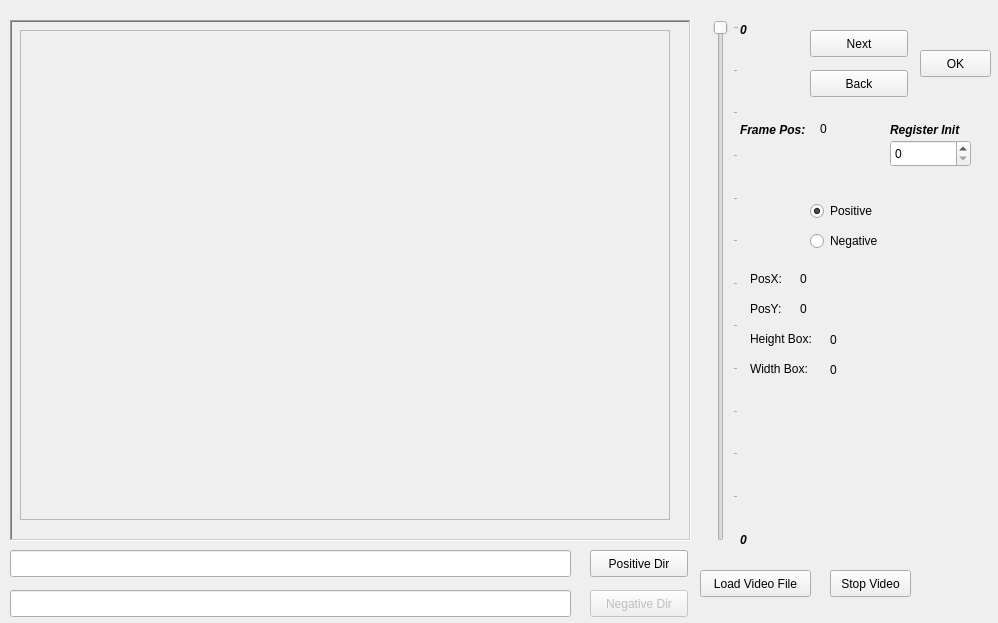
Above: mainwindow.ui from animecomico/gui-training-opencv before the change. Below: the same form after it.
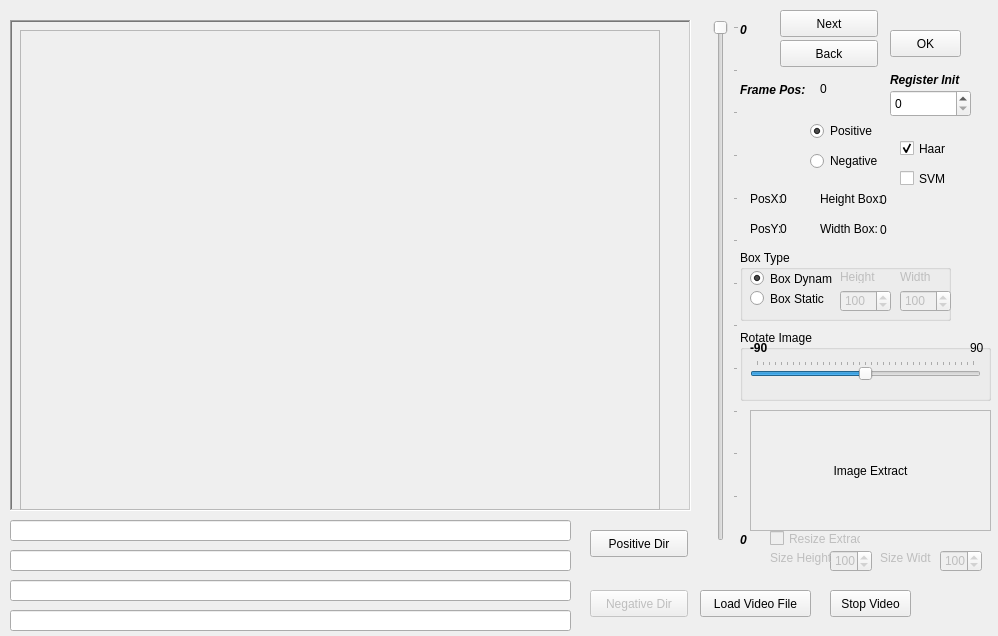
That is the form after the change.

Commit message: -Ajustando la interfaz y codigo para las negativas

```diff
--- a/mainwindow.ui
+++ b/mainwindow.ui
@@ -7,7 +7,7 @@
     <x>0</x>
     <y>0</y>
     <width>998</width>
-    <height>623</height>
+    <height>636</height>
    </rect>
   </property>
   <property name="windowTitle">
@@ -20,7 +20,7 @@
       <x>10</x>
       <y>20</y>
       <width>681</width>
-      <height>521</height>
+      <height>491</height>
      </rect>
     </property>
     <property name="frameShape">
@@ -34,8 +34,8 @@
       <rect>
        <x>10</x>
        <y>10</y>
-       <width>650</width>
-       <height>490</height>
+       <width>640</width>
+       <height>480</height>
       </rect>
      </property>
      <property name="widgetResizable">
@@ -46,8 +46,8 @@
        <rect>
         <x>0</x>
         <y>0</y>
-        <width>648</width>
-        <height>488</height>
+        <width>638</width>
+        <height>478</height>
        </rect>
       </property>
      </widget>
@@ -56,8 +56,8 @@
    <widget class="QPushButton" name="pushButtonNEXT">
     <property name="geometry">
      <rect>
-      <x>810</x>
-      <y>30</y>
+      <x>780</x>
+      <y>10</y>
       <width>98</width>
       <height>27</height>
      </rect>
@@ -69,8 +69,8 @@
    <widget class="QPushButton" name="pushButtonBACK">
     <property name="geometry">
      <rect>
-      <x>810</x>
-      <y>70</y>
+      <x>780</x>
+      <y>40</y>
       <width>98</width>
       <height>27</height>
      </rect>
@@ -82,8 +82,8 @@
    <widget class="QPushButton" name="pushButtonOK">
     <property name="geometry">
      <rect>
-      <x>920</x>
-      <y>50</y>
+      <x>890</x>
+      <y>30</y>
       <width>71</width>
       <height>27</height>
      </rect>
@@ -96,7 +96,7 @@
     <property name="geometry">
      <rect>
       <x>810</x>
-      <y>200</y>
+      <y>120</y>
       <width>101</width>
       <height>22</height>
      </rect>
@@ -112,7 +112,7 @@
     <property name="geometry">
      <rect>
       <x>810</x>
-      <y>230</y>
+      <y>150</y>
       <width>116</width>
       <height>22</height>
      </rect>
@@ -125,9 +125,9 @@
     <property name="geometry">
      <rect>
       <x>10</x>
-      <y>550</y>
+      <y>520</y>
       <width>561</width>
-      <height>27</height>
+      <height>21</height>
      </rect>
     </property>
    </widget>
@@ -135,9 +135,9 @@
     <property name="geometry">
      <rect>
       <x>10</x>
-      <y>590</y>
+      <y>550</y>
       <width>561</width>
-      <height>27</height>
+      <height>21</height>
      </rect>
     </property>
    </widget>
@@ -145,7 +145,7 @@
     <property name="geometry">
      <rect>
       <x>590</x>
-      <y>550</y>
+      <y>530</y>
       <width>98</width>
       <height>27</height>
      </rect>
@@ -174,7 +174,7 @@
     <property name="geometry">
      <rect>
       <x>700</x>
-      <y>570</y>
+      <y>590</y>
       <width>111</width>
       <height>27</height>
      </rect>
@@ -224,7 +224,7 @@
     <property name="geometry">
      <rect>
       <x>740</x>
-      <y>120</y>
+      <y>80</y>
       <width>81</width>
       <height>20</height>
      </rect>
@@ -244,8 +244,8 @@
     <property name="geometry">
      <rect>
       <x>820</x>
-      <y>120</y>
-      <width>81</width>
+      <y>80</y>
+      <width>51</width>
       <height>17</height>
      </rect>
     </property>
@@ -297,7 +297,7 @@
     <property name="geometry">
      <rect>
       <x>750</x>
-      <y>270</y>
+      <y>190</y>
       <width>41</width>
       <height>17</height>
      </rect>
@@ -310,7 +310,7 @@
     <property name="geometry">
      <rect>
       <x>750</x>
-      <y>300</y>
+      <y>220</y>
       <width>41</width>
       <height>17</height>
      </rect>
@@ -322,9 +322,9 @@
    <widget class="QLabel" name="label_3">
     <property name="geometry">
      <rect>
-      <x>750</x>
-      <y>330</y>
-      <width>81</width>
+      <x>820</x>
+      <y>190</y>
+      <width>61</width>
       <height>17</height>
      </rect>
     </property>
@@ -335,9 +335,9 @@
    <widget class="QLabel" name="label_4">
     <property name="geometry">
      <rect>
-      <x>750</x>
-      <y>360</y>
-      <width>81</width>
+      <x>820</x>
+      <y>220</y>
+      <width>61</width>
       <height>17</height>
      </rect>
     </property>
@@ -348,9 +348,9 @@
    <widget class="QLabel" name="labelPosXi">
     <property name="geometry">
      <rect>
-      <x>800</x>
-      <y>270</y>
-      <width>111</width>
+      <x>780</x>
+      <y>190</y>
+      <width>41</width>
       <height>17</height>
      </rect>
     </property>
@@ -361,9 +361,9 @@
    <widget class="QLabel" name="labelPosYi">
     <property name="geometry">
      <rect>
-      <x>800</x>
-      <y>300</y>
-      <width>111</width>
+      <x>780</x>
+      <y>220</y>
+      <width>41</width>
       <height>17</height>
      </rect>
     </property>
@@ -374,9 +374,9 @@
    <widget class="QLabel" name="labelHeightBox">
     <property name="geometry">
      <rect>
-      <x>830</x>
-      <y>330</y>
-      <width>81</width>
+      <x>880</x>
+      <y>190</y>
+      <width>41</width>
       <height>20</height>
      </rect>
     </property>
@@ -387,9 +387,9 @@
    <widget class="QLabel" name="labelWidthBox">
     <property name="geometry">
      <rect>
-      <x>830</x>
-      <y>360</y>
-      <width>81</width>
+      <x>880</x>
+      <y>220</y>
+      <width>41</width>
       <height>20</height>
      </rect>
     </property>
@@ -401,7 +401,7 @@
     <property name="geometry">
      <rect>
       <x>890</x>
-      <y>140</y>
+      <y>90</y>
       <width>81</width>
       <height>27</height>
      </rect>
@@ -414,7 +414,7 @@
     <property name="geometry">
      <rect>
       <x>830</x>
-      <y>570</y>
+      <y>590</y>
       <width>81</width>
       <height>27</height>
      </rect>
@@ -427,7 +427,7 @@
     <property name="geometry">
      <rect>
       <x>890</x>
-      <y>120</y>
+      <y>70</y>
       <width>81</width>
       <height>20</height>
      </rect>
@@ -446,6 +446,433 @@
      <string>Register Init</string>
     </property>
    </widget>
+   <widget class="QGroupBox" name="groupBox">
+    <property name="geometry">
+     <rect>
+      <x>740</x>
+      <y>250</y>
+      <width>211</width>
+      <height>71</height>
+     </rect>
+    </property>
+    <property name="title">
+     <string>Box Type</string>
+    </property>
+    <widget class="QRadioButton" name="radioButtonBoxStatic">
+     <property name="geometry">
+      <rect>
+       <x>10</x>
+       <y>40</y>
+       <width>82</width>
+       <height>17</height>
+      </rect>
+     </property>
+     <property name="text">
+      <string>Box Static</string>
+     </property>
+    </widget>
+    <widget class="QRadioButton" name="radioButtonBoxDynamic">
+     <property name="geometry">
+      <rect>
+       <x>10</x>
+       <y>20</y>
+       <width>82</width>
+       <height>17</height>
+      </rect>
+     </property>
+     <property name="text">
+      <string>Box Dynamic</string>
+     </property>
+     <property name="checked">
+      <bool>true</bool>
+     </property>
+    </widget>
+    <widget class="QLabel" name="labelHeightBoxStatic">
+     <property name="enabled">
+      <bool>false</bool>
+     </property>
+     <property name="geometry">
+      <rect>
+       <x>100</x>
+       <y>20</y>
+       <width>46</width>
+       <height>13</height>
+      </rect>
+     </property>
+     <property name="text">
+      <string>Height</string>
+     </property>
+    </widget>
+    <widget class="QSpinBox" name="spinBoxHeightBoxStatic">
+     <property name="enabled">
+      <bool>false</bool>
+     </property>
+     <property name="geometry">
+      <rect>
+       <x>100</x>
+       <y>40</y>
+       <width>51</width>
+       <height>22</height>
+      </rect>
+     </property>
+     <property name="minimum">
+      <number>10</number>
+     </property>
+     <property name="maximum">
+      <number>9999</number>
+     </property>
+     <property name="value">
+      <number>100</number>
+     </property>
+    </widget>
+    <widget class="QLabel" name="labelWidthBoxStatic">
+     <property name="enabled">
+      <bool>false</bool>
+     </property>
+     <property name="geometry">
+      <rect>
+       <x>160</x>
+       <y>20</y>
+       <width>46</width>
+       <height>13</height>
+      </rect>
+     </property>
+     <property name="text">
+      <string>Width</string>
+     </property>
+    </widget>
+    <widget class="QSpinBox" name="spinBoxWidthBoxStatic">
+     <property name="enabled">
+      <bool>false</bool>
+     </property>
+     <property name="geometry">
+      <rect>
+       <x>160</x>
+       <y>40</y>
+       <width>51</width>
+       <height>22</height>
+      </rect>
+     </property>
+     <property name="minimum">
+      <number>10</number>
+     </property>
+     <property name="maximum">
+      <number>9999</number>
+     </property>
+     <property name="value">
+      <number>100</number>
+     </property>
+    </widget>
+   </widget>
+   <widget class="QGroupBox" name="groupBox_2">
+    <property name="geometry">
+     <rect>
+      <x>740</x>
+      <y>330</y>
+      <width>251</width>
+      <height>71</height>
+     </rect>
+    </property>
+    <property name="font">
+     <font>
+      <weight>50</weight>
+      <bold>false</bold>
+     </font>
+    </property>
+    <property name="title">
+     <string>Rotate Image</string>
+    </property>
+    <widget class="QSlider" name="horizontalSliderAngle">
+     <property name="geometry">
+      <rect>
+       <x>10</x>
+       <y>30</y>
+       <width>231</width>
+       <height>20</height>
+      </rect>
+     </property>
+     <property name="minimum">
+      <number>-90</number>
+     </property>
+     <property name="maximum">
+      <number>90</number>
+     </property>
+     <property name="pageStep">
+      <number>3</number>
+     </property>
+     <property name="tracking">
+      <bool>true</bool>
+     </property>
+     <property name="orientation">
+      <enum>Qt::Horizontal</enum>
+     </property>
+     <property name="invertedControls">
+      <bool>false</bool>
+     </property>
+     <property name="tickPosition">
+      <enum>QSlider::TicksAbove</enum>
+     </property>
+     <property name="tickInterval">
+      <number>5</number>
+     </property>
+    </widget>
+    <widget class="QLabel" name="label_7">
+     <property name="geometry">
+      <rect>
+       <x>10</x>
+       <y>10</y>
+       <width>21</width>
+       <height>16</height>
+      </rect>
+     </property>
+     <property name="font">
+      <font>
+       <weight>75</weight>
+       <bold>true</bold>
+      </font>
+     </property>
+     <property name="text">
+      <string>-90</string>
+     </property>
+    </widget>
+    <widget class="QLabel" name="label_9">
+     <property name="geometry">
+      <rect>
+       <x>230</x>
+       <y>10</y>
+       <width>16</width>
+       <height>16</height>
+      </rect>
+     </property>
+     <property name="text">
+      <string>90</string>
+     </property>
+    </widget>
+    <widget class="QWidget" name="horizontalLayoutWidget">
+     <property name="geometry">
+      <rect>
+       <x>10</x>
+       <y>50</y>
+       <width>160</width>
+       <height>16</height>
+      </rect>
+     </property>
+     <layout class="QHBoxLayout" name="horizontalLayout">
+      <item>
+       <widget class="QLabel" name="label_8">
+        <property name="text">
+         <string>Angle:</string>
+        </property>
+       </widget>
+      </item>
+      <item>
+       <widget class="QLabel" name="labelAngleValue">
+        <property name="font">
+         <font>
+          <weight>75</weight>
+          <italic>false</italic>
+          <bold>true</bold>
+         </font>
+        </property>
+        <property name="text">
+         <string>0</string>
+        </property>
+       </widget>
+      </item>
+     </layout>
+    </widget>
+   </widget>
+   <widget class="QCheckBox" name="checkBoxHaar">
+    <property name="geometry">
+     <rect>
+      <x>900</x>
+      <y>140</y>
+      <width>70</width>
+      <height>17</height>
+     </rect>
+    </property>
+    <property name="text">
+     <string>Haar</string>
+    </property>
+    <property name="checked">
+     <bool>true</bool>
+    </property>
+   </widget>
+   <widget class="QCheckBox" name="checkBoxSVM">
+    <property name="geometry">
+     <rect>
+      <x>900</x>
+      <y>170</y>
+      <width>70</width>
+      <height>17</height>
+     </rect>
+    </property>
+    <property name="text">
+     <string>SVM</string>
+    </property>
+   </widget>
+   <widget class="QScrollArea" name="scrollAreaExtractRegion">
+    <property name="geometry">
+     <rect>
+      <x>750</x>
+      <y>410</y>
+      <width>241</width>
+      <height>121</height>
+     </rect>
+    </property>
+    <property name="widgetResizable">
+     <bool>true</bool>
+    </property>
+    <widget class="QWidget" name="scrollAreaWidgetContents_2">
+     <property name="geometry">
+      <rect>
+       <x>0</x>
+       <y>0</y>
+       <width>239</width>
+       <height>119</height>
+      </rect>
+     </property>
+     <layout class="QHBoxLayout" name="horizontalLayout_2">
+      <property name="spacing">
+       <number>1</number>
+      </property>
+      <property name="leftMargin">
+       <number>1</number>
+      </property>
+      <property name="topMargin">
+       <number>1</number>
+      </property>
+      <property name="rightMargin">
+       <number>1</number>
+      </property>
+      <property name="bottomMargin">
+       <number>1</number>
+      </property>
+      <item>
+       <widget class="QLabel" name="labelImageExtract">
+        <property name="text">
+         <string>Image Extract</string>
+        </property>
+        <property name="alignment">
+         <set>Qt::AlignCenter</set>
+        </property>
+       </widget>
+      </item>
+     </layout>
+    </widget>
+   </widget>
+   <widget class="QSpinBox" name="spinBoxResHeight">
+    <property name="enabled">
+     <bool>false</bool>
+    </property>
+    <property name="geometry">
+     <rect>
+      <x>830</x>
+      <y>550</y>
+      <width>42</width>
+      <height>22</height>
+     </rect>
+    </property>
+    <property name="minimum">
+     <number>10</number>
+    </property>
+    <property name="maximum">
+     <number>999</number>
+    </property>
+    <property name="value">
+     <number>100</number>
+    </property>
+   </widget>
+   <widget class="QSpinBox" name="spinBoxResWidth">
+    <property name="enabled">
+     <bool>false</bool>
+    </property>
+    <property name="geometry">
+     <rect>
+      <x>940</x>
+      <y>550</y>
+      <width>42</width>
+      <height>22</height>
+     </rect>
+    </property>
+    <property name="minimum">
+     <number>10</number>
+    </property>
+    <property name="maximum">
+     <number>999</number>
+    </property>
+    <property name="value">
+     <number>100</number>
+    </property>
+   </widget>
+   <widget class="QLabel" name="labelResHeight">
+    <property name="enabled">
+     <bool>false</bool>
+    </property>
+    <property name="geometry">
+     <rect>
+      <x>770</x>
+      <y>550</y>
+      <width>61</width>
+      <height>16</height>
+     </rect>
+    </property>
+    <property name="text">
+     <string>Size Height</string>
+    </property>
+   </widget>
+   <widget class="QLabel" name="labelResWidth">
+    <property name="enabled">
+     <bool>false</bool>
+    </property>
+    <property name="geometry">
+     <rect>
+      <x>880</x>
+      <y>550</y>
+      <width>51</width>
+      <height>16</height>
+     </rect>
+    </property>
+    <property name="text">
+     <string>Size Width</string>
+    </property>
+   </widget>
+   <widget class="QCheckBox" name="checkBoxResizeEXtract">
+    <property name="enabled">
+     <bool>false</bool>
+    </property>
+    <property name="geometry">
+     <rect>
+      <x>770</x>
+      <y>530</y>
+      <width>91</width>
+      <height>17</height>
+     </rect>
+    </property>
+    <property name="text">
+     <string>Resize Extract</string>
+    </property>
+   </widget>
+   <widget class="QLineEdit" name="lineEditImageDirOutputNeg">
+    <property name="geometry">
+     <rect>
+      <x>10</x>
+      <y>610</y>
+      <width>561</width>
+      <height>21</height>
+     </rect>
+    </property>
+   </widget>
+   <widget class="QLineEdit" name="lineEditTXTDirNegative">
+    <property name="geometry">
+     <rect>
+      <x>10</x>
+      <y>580</y>
+      <width>561</width>
+      <height>21</height>
+     </rect>
+    </property>
+   </widget>
   </widget>
  </widget>
  <layoutdefault spacing="6" margin="11"/>
```
The commit also changes 7 other files.
